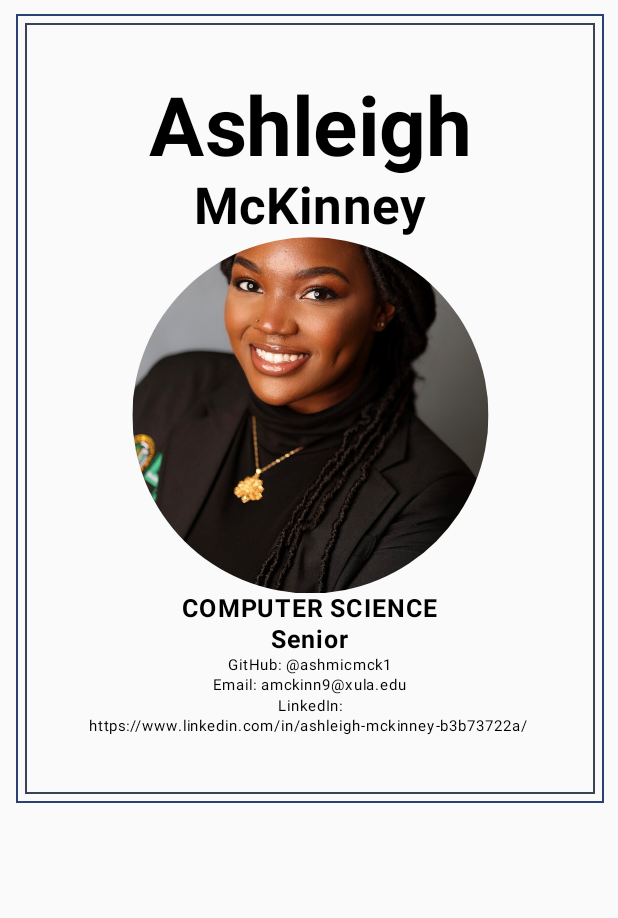
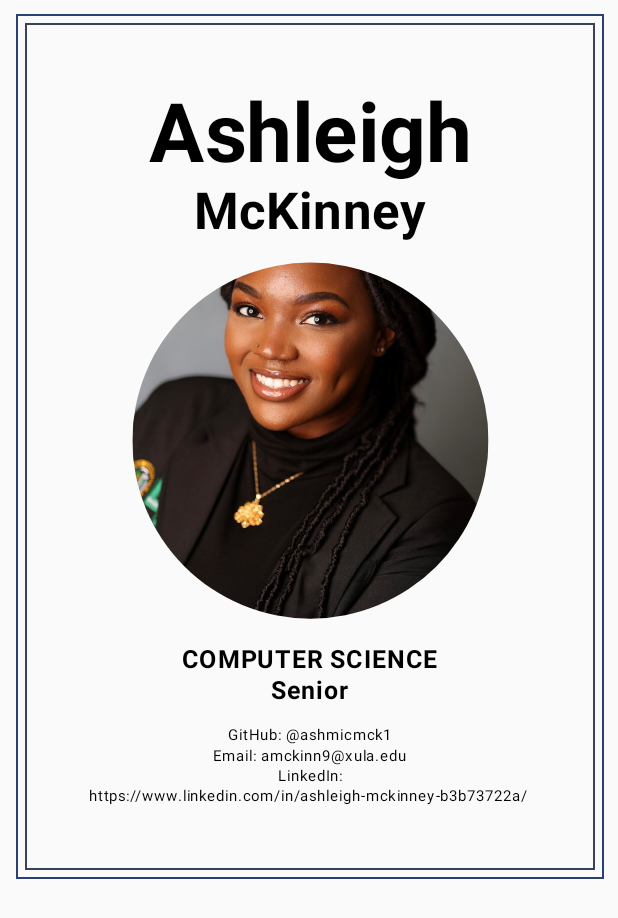
Before and after one commit to ashmicmck1/NameBadge, an Android app built with Jetpack Compose: the screen it shows after launch (MainActivity), on a phone screen of 412 x 824 dp. Shown: the top 918 px of the screen. Run offline under Robolectric (Android 15) with nearby library versions, the phone set to English and light mode, and no system bars.

Commit message:
Cleaning up code, blocking into functions

```diff
--- a/app/src/main/java/com/amckinn9/namebadge/MainActivity.kt
+++ b/app/src/main/java/com/amckinn9/namebadge/MainActivity.kt
@@ -32,14 +32,14 @@ class MainActivity : ComponentActivity() {
 
         setContent {
             NameBadgeTheme {
-                NameBadgeInfo()
+                NameBadge()
             }
         }
     }
 }
 
 @Composable
-fun NameBadgeInfo() {
+fun NameBadge() {
     //Outer Frame
     Column(
         modifier = Modifier
@@ -48,8 +48,10 @@ fun NameBadgeInfo() {
                 translationX = 1f,  // Adjust position horizontally
                 translationY = -1f   // Adjust position vertically
             )
-            .border(width = 1.dp,
-                color = MaterialTheme.colorScheme.primary),
+            .border(
+                width = 1.dp,
+                color = MaterialTheme.colorScheme.primary
+            ),
         horizontalAlignment = Alignment.CenterHorizontally,
         verticalArrangement = androidx.compose.foundation.layout.Arrangement.Center,
 
@@ -57,8 +59,10 @@ fun NameBadgeInfo() {
         //Inner Frame
         Column( modifier = Modifier
             .padding(6.dp)
-            .border(width = 1.dp,
-                    color = MaterialTheme.colorScheme.secondary)
+            .border(
+                width = 1.dp,
+                color = MaterialTheme.colorScheme.secondary
+            )
             .scale(.85f),
             horizontalAlignment = Alignment.CenterHorizontally,
             verticalArrangement = androidx.compose.foundation.layout.Arrangement.Center
@@ -71,26 +75,39 @@ fun NameBadgeInfo() {
             )
             Text(text = "McKinney",
                 fontSize = 40.sp,
-                fontWeight = FontWeight.Bold)
+                fontWeight = FontWeight.Bold,
+                modifier = Modifier
+                    .padding(bottom = 15.dp))
             BadgePhoto()
-            Text(text = "COMPUTER SCIENCE",
-                fontSize = 20.sp,
-                fontWeight = FontWeight.Bold)
-            Text(text = "Senior",
-                fontSize = 20.sp,
-                fontWeight = FontWeight.Bold)
-            Text(text = "GitHub: @ashmicmck1",
-                fontSize = 12.sp,
-                style = MaterialTheme.typography.bodySmall)
-            Text(text = "Email: amckinn9@xula.edu",
-                fontSize = 12.sp,
-                style = MaterialTheme.typography.bodySmall)
-            Text(text = "LinkedIn: https://www.linkedin.com/in/ashleigh-mckinney-b3b73722a/ ",
-                fontSize = 12.sp,
-                textAlign = TextAlign.Center,
-                style = MaterialTheme.typography.bodySmall)
+            BoldBodyText(text = "COMPUTER SCIENCE",
+                modifier = Modifier
+                    .padding(top = 20.dp))
+            BoldBodyText(text = "Senior",
+                modifier = Modifier
+                    .padding(bottom = 15.dp))
+            BodyText("GitHub: @ashmicmck1")
+            BodyText("Email: amckinn9@xula.edu")
+            BodyText("LinkedIn: https://www.linkedin.com/in/ashleigh-mckinney-b3b73722a/ ",
+                textAlign = TextAlign.Center)
         }
     }
+}
+
+@Composable
+fun BoldBodyText(text: String, modifier :Modifier = Modifier) {
+    Text(text= text,
+        modifier = modifier,
+        fontSize = 20.sp,
+        fontWeight = FontWeight.Bold)
+}
+
+@Composable
+fun BodyText(text: String, textAlign: TextAlign = TextAlign.Left) {
+    Text(text= text,
+        textAlign = textAlign,
+        fontSize = 12.sp,
+        style = MaterialTheme.typography.bodySmall)
+
 }
 
 @Composable
@@ -105,7 +122,6 @@ fun BadgePhoto() {
             contentDescription = "Badge picture",
             contentScale = ContentScale.Crop,
             modifier = Modifier
-//                .size(279.dp)
                 .clip(CircleShape)
         )
     }
@@ -116,6 +132,6 @@ fun BadgePhoto() {
 @Composable
 fun NameBadgePreview() {
     NameBadgeTheme {
-        NameBadgeInfo()
+        NameBadge()
     }
 }
```
